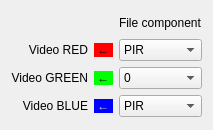
First picture: the form in Code/Common/mvdColorSetupWidget.ui, repository orfeotoolbox/OTB, before the edit.
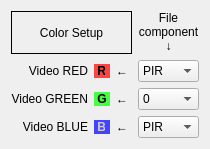
Second picture: the form after the edit.

Commit message: ENH: Updated ColorSetupWidget (namespace and UI design/layout).

The edit to the form file:
```diff
--- a/Code/Common/mvdColorSetupWidget.ui
+++ b/Code/Common/mvdColorSetupWidget.ui
@@ -6,8 +6,8 @@
    <rect>
     <x>0</x>
     <y>0</y>
-    <width>210</width>
-    <height>130</height>
+    <width>208</width>
+    <height>149</height>
    </rect>
   </property>
   <property name="windowTitle">
@@ -16,19 +16,6 @@
   <layout class="QGridLayout" name="gridLayout_2">
    <item row="0" column="0">
     <layout class="QGridLayout" name="gridLayout">
-     <item row="0" column="0">
-      <spacer name="horizontalSpacer_4">
-       <property name="orientation">
-        <enum>Qt::Horizontal</enum>
-       </property>
-       <property name="sizeHint" stdset="0">
-        <size>
-         <width>138</width>
-         <height>20</height>
-        </size>
-       </property>
-      </spacer>
-     </item>
      <item row="0" column="1">
       <widget class="QLabel" name="label_4">
        <property name="sizePolicy">
@@ -38,7 +25,7 @@
         </sizepolicy>
        </property>
        <property name="text">
-        <string>File component</string>
+        <string>&lt;p align=&quot;center&quot;&gt;File&lt;br/&gt;component&lt;br/&gt;&amp;darr;&lt;/p&gt;</string>
        </property>
       </widget>
      </item>
@@ -67,10 +54,17 @@
          </property>
         </widget>
        </item>
+       <item>
+        <widget class="QLabel" name="m_RLabel">
+         <property name="text">
+          <string>&lt;span style=&quot;color:#000000;background-color:#FF4444&quot;&gt;&amp;nbsp;&lt;b&gt;R&lt;/b&gt;&amp;nbsp;&lt;/span&gt;</string>
+         </property>
+        </widget>
+       </item>
        <item>
         <widget class="QLabel" name="label_5">
          <property name="text">
-          <string>&lt;span style=&quot;color:#000000;background-color:#FF0000&quot;&gt;&amp;nbsp;&lt;b&gt;&amp;larr;&lt;/b&gt;&amp;nbsp;&lt;/span&gt;</string>
+          <string>&lt;span&gt;&lt;b&gt;&amp;larr;&lt;/b&gt;&amp;nbsp;&lt;/span&gt;</string>
          </property>
         </widget>
        </item>
@@ -130,10 +124,17 @@
          </property>
         </widget>
        </item>
+       <item>
+        <widget class="QLabel" name="m_GLabel">
+         <property name="text">
+          <string>&lt;span style=&quot;color:#000000;background-color:#44FF44&quot;&gt;&amp;nbsp;&lt;b&gt;G&lt;/b&gt;&amp;nbsp;&lt;/span&gt;</string>
+         </property>
+        </widget>
+       </item>
        <item>
         <widget class="QLabel" name="label_6">
          <property name="text">
-          <string>&lt;span style=&quot;color:#000000;background-color:#00FF00&quot;&gt;&amp;nbsp;&lt;b&gt;&amp;larr;&lt;/b&gt;&amp;nbsp;&lt;/span&gt;</string>
+          <string>&lt;span&gt;&lt;b&gt;&amp;larr;&lt;/b&gt;&amp;nbsp;&lt;/span&gt;</string>
          </property>
         </widget>
        </item>
@@ -193,10 +194,17 @@
          </property>
         </widget>
        </item>
+       <item>
+        <widget class="QLabel" name="m_BLabel">
+         <property name="text">
+          <string>&lt;span style=&quot;color:#CCCCCC;background-color:#4444FF&quot;&gt;&amp;nbsp;&lt;b&gt;B&lt;/b&gt;&amp;nbsp;&lt;/span&gt;</string>
+         </property>
+        </widget>
+       </item>
        <item>
         <widget class="QLabel" name="label_7">
          <property name="text">
-          <string>&lt;span style=&quot;color:#CCCCCC;background-color:#0000FF&quot;&gt;&amp;nbsp;&lt;b&gt;&amp;larr;&lt;/b&gt;&amp;nbsp;&lt;/span&gt;</string>
+          <string>&lt;span&gt;&lt;b&gt;&amp;larr;&lt;/b&gt;&amp;nbsp;&lt;/span&gt;</string>
          </property>
         </widget>
        </item>
@@ -231,6 +239,28 @@
        </item>
       </widget>
      </item>
+     <item row="0" column="0">
+      <widget class="QLabel" name="m_ColorSetupLabel">
+       <property name="sizePolicy">
+        <sizepolicy hsizetype="MinimumExpanding" vsizetype="MinimumExpanding">
+         <horstretch>0</horstretch>
+         <verstretch>0</verstretch>
+        </sizepolicy>
+       </property>
+       <property name="frameShape">
+        <enum>QFrame::Box</enum>
+       </property>
+       <property name="text">
+        <string>Color Setup</string>
+       </property>
+       <property name="alignment">
+        <set>Qt::AlignCenter</set>
+       </property>
+       <property name="wordWrap">
+        <bool>false</bool>
+       </property>
+      </widget>
+     </item>
     </layout>
    </item>
   </layout>
```
Left out of the diff: 28 changed lines with no effect on the pictures.
